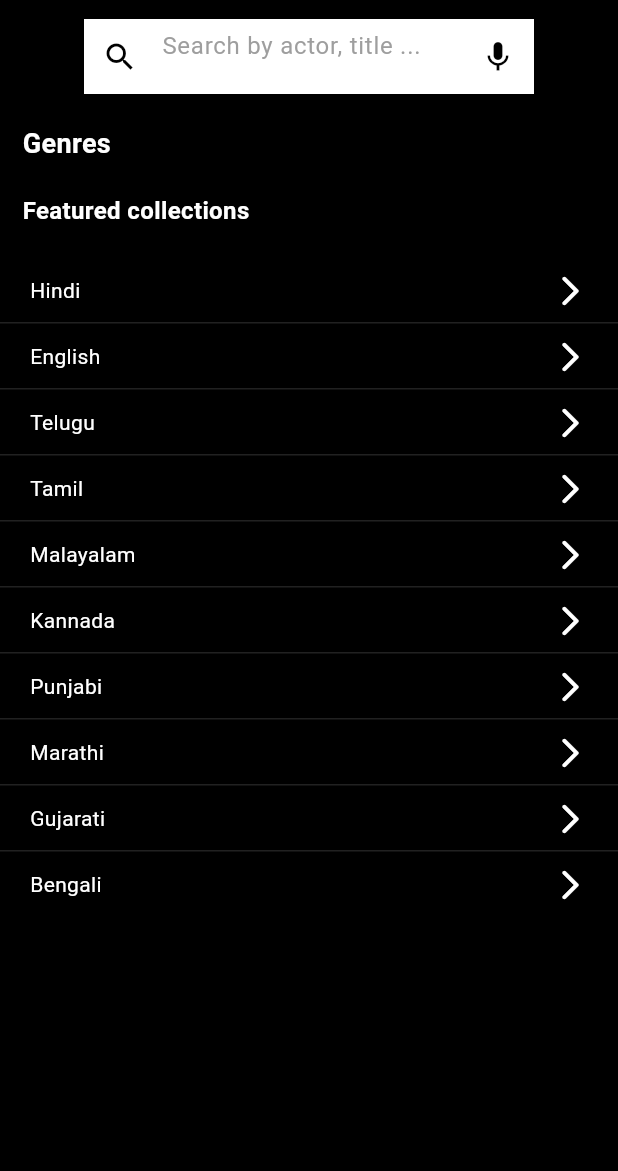
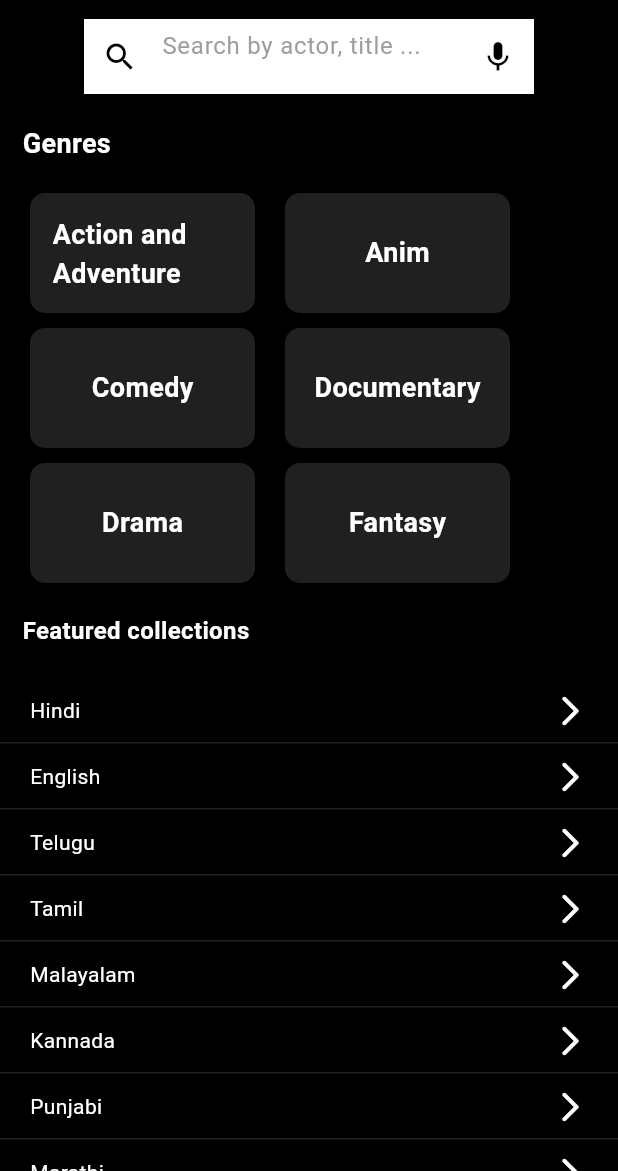
Before and after one commit to Amrutha52/AmazonPrimeVideoFlutterClone, a Flutter app: the SearchScreen screen opened directly, on a phone screen of 412 x 824 dp, the part 65-1236 px from its top. Run offline on Flutter 3.47's test engine with Material 3 defaults, Android fonts, the phone set to English and light mode, and no system bars; our stand-ins replace carousel_slider, dots_indicator.

Commit message:
search screen changes

```diff
--- a/lib/view/search_screen/SearchScreen.dart
+++ b/lib/view/search_screen/SearchScreen.dart
@@ -2,10 +2,10 @@ import 'package:amazonprimevideoclone/dummyDB.dart';
 import 'package:amazonprimevideoclone/view/search_screen/widgets/FeaturedCollectionTile.dart';
 import 'package:flutter/cupertino.dart';
 import 'package:flutter/material.dart';
-
 import '../../utils/constants/color_constants.dart';
 
-class SearchScreen extends StatefulWidget {
+class SearchScreen extends StatefulWidget
+{
   const SearchScreen({super.key});
 
   @override
@@ -76,46 +76,171 @@ class _SearchScreenState extends State<SearchScreen> {
                     fontWeight: FontWeight.bold,
                     fontSize: 18),),
               ),
-              // SizedBox(height: 20,),
-              // Container(
-              //     child: _gridContacts(),
-              //     // GridView.builder(
-              //     //   itemCount: 2,//myItems.length,
-              //     //   padding: EdgeInsets.all(20),
-              //     //   gridDelegate: SliverGridDelegateWithFixedCrossAxisCount(
-              //     //     crossAxisCount: 2,
-              //     //     mainAxisSpacing: 15,
-              //     //     crossAxisSpacing: 15,
-              //     //     mainAxisExtent: 250,
-              //     //   ),
-              //     //   itemBuilder: (context, index) => Column(
-              //     //     crossAxisAlignment: CrossAxisAlignment.start,
-              //     //     children: [
-              //     //       Container(
-              //     //         padding: EdgeInsets.all(15),
-              //     //         height: 60,
-              //     //         width: 300,
-              //     //         decoration: BoxDecoration(
-              //     //             borderRadius: BorderRadius.circular(10),
-              //     //             color: Colors.grey.withOpacity(.2),
-              //     //             // image: DecorationImage(
-              //     //             //     fit: BoxFit.cover,
-              //     //             //     image: NetworkImage(myItems[index]["url"]))
-              //     //         ),
-              //     //         alignment: Alignment.topRight,
-              //     //         child: Text(
-              //     //           "title",
-              //     //           style: TextStyle(
-              //     //               color: Colors.white,
-              //     //               fontWeight: FontWeight.bold,
-              //     //               fontSize: 18),
-              //     //         ),
-              //     //       ),
-              //     //
-              //     //     ],
-              //     //   ),
-              //     // )
-              // ),
+              SizedBox(height: 20,),
+             Row(
+               children: [
+                 Padding(
+                   padding: const EdgeInsets.only(left: 20.0),
+                   child: Container(
+                     padding: EdgeInsets.all(15),
+                     height: 80,
+                     width: 150,
+                     decoration: BoxDecoration(
+                       borderRadius: BorderRadius.circular(10),
+                       color: Colors.grey.withOpacity(.2),
+                       // image: DecorationImage(
+                       //     fit: BoxFit.cover,
+                       //     image: NetworkImage(myItems[index]["url"]))
+                     ),
+                     alignment: Alignment.topRight,
+                     child: Center(
+                       child: Text(
+                         "Action and Adventure",
+                         style: TextStyle(
+                             color: Colors.white,
+                             fontWeight: FontWeight.bold,
+                             fontSize: 18),
+                       ),
+                     ),
+                   ),
+                 ),
+                 Padding(
+                   padding: const EdgeInsets.only(left: 20.0),
+                   child: Container(
+                     padding: EdgeInsets.all(15),
+                     height: 80,
+                     width: 150,
+                     decoration: BoxDecoration(
+                       borderRadius: BorderRadius.circular(10),
+                       color: Colors.grey.withOpacity(.2),
+                       // image: DecorationImage(
+                       //     fit: BoxFit.cover,
+                       //     image: NetworkImage(myItems[index]["url"]))
+                     ),
+                     alignment: Alignment.topRight,
+                     child: Center(
+                       child: Text(
+                         "Anim",
+                         style: TextStyle(
+                             color: Colors.white,
+                             fontWeight: FontWeight.bold,
+                             fontSize: 18),
+                       ),
+                     ),
+                   ),
+                 ),
+               ],
+             ),
+              SizedBox(height: 10,),
+              Row(
+                children: [
+                  Padding(
+                    padding: const EdgeInsets.only(left: 20.0),
+                    child: Container(
+                      padding: EdgeInsets.all(15),
+                      height: 80,
+                      width: 150,
+                      decoration: BoxDecoration(
+                        borderRadius: BorderRadius.circular(10),
+                        color: Colors.grey.withOpacity(.2),
+                        // image: DecorationImage(
+                        //     fit: BoxFit.cover,
+                        //     image: NetworkImage(myItems[index]["url"]))
+                      ),
+                      alignment: Alignment.topRight,
+                      child: Center(
+                        child: Text(
+                          "Comedy",
+                          style: TextStyle(
+                              color: Colors.white,
+                              fontWeight: FontWeight.bold,
+                              fontSize: 18),
+                        ),
+                      ),
+                    ),
+                  ),
+                  Padding(
+                    padding: const EdgeInsets.only(left: 20.0),
+                    child: Container(
+                      padding: EdgeInsets.all(15),
+                      height: 80,
+                      width: 150,
+                      decoration: BoxDecoration(
+                        borderRadius: BorderRadius.circular(10),
+                        color: Colors.grey.withOpacity(.2),
+                        // image: DecorationImage(
+                        //     fit: BoxFit.cover,
+                        //     image: NetworkImage(myItems[index]["url"]))
+                      ),
+                      alignment: Alignment.topRight,
+                      child: Center(
+                        child: Text(
+                          "Documentary",
+                          style: TextStyle(
+                              color: Colors.white,
+                              fontWeight: FontWeight.bold,
+                              fontSize: 18),
+                        ),
+                      ),
+                    ),
+                  ),
+                ],
+              ),
+              SizedBox(height: 10,),
+              Row(
+                children: [
+                  Padding(
+                    padding: const EdgeInsets.only(left: 20.0),
+                    child: Container(
+                      padding: EdgeInsets.all(15),
+                      height: 80,
+                      width: 150,
+                      decoration: BoxDecoration(
+                        borderRadius: BorderRadius.circular(10),
+                        color: Colors.grey.withOpacity(.2),
+                        // image: DecorationImage(
+                        //     fit: BoxFit.cover,
+                        //     image: NetworkImage(myItems[index]["url"]))
+                      ),
+                      alignment: Alignment.topRight,
+                      child: Center(
+                        child: Text(
+                          "Drama",
+                          style: TextStyle(
+                              color: Colors.white,
+                              fontWeight: FontWeight.bold,
+                              fontSize: 18),
+                        ),
+                      ),
+                    ),
+                  ),
+                  Padding(
+                    padding: const EdgeInsets.only(left: 20.0),
+                    child: Container(
+                      padding: EdgeInsets.all(15),
+                      height: 80,
+                      width: 150,
+                      decoration: BoxDecoration(
+                        borderRadius: BorderRadius.circular(10),
+                        color: Colors.grey.withOpacity(.2),
+                        // image: DecorationImage(
+                        //     fit: BoxFit.cover,
+                        //     image: NetworkImage(myItems[index]["url"]))
+                      ),
+                      alignment: Alignment.topRight,
+                      child: Center(
+                        child: Text(
+                          "Fantasy",
+                          style: TextStyle(
+                              color: Colors.white,
+                              fontWeight: FontWeight.bold,
+                              fontSize: 18),
+                        ),
+                      ),
+                    ),
+                  ),
+                ],
+              ),
               SizedBox(height: 20,),
               Padding(
                 padding: const EdgeInsets.only(left: 15.0),
```
Also changed, not shown: lib/view/live_tv_screen/widgets/BBCKidsCard.dart (+50 -22 lines), lib/AppBackground.dart (added).
